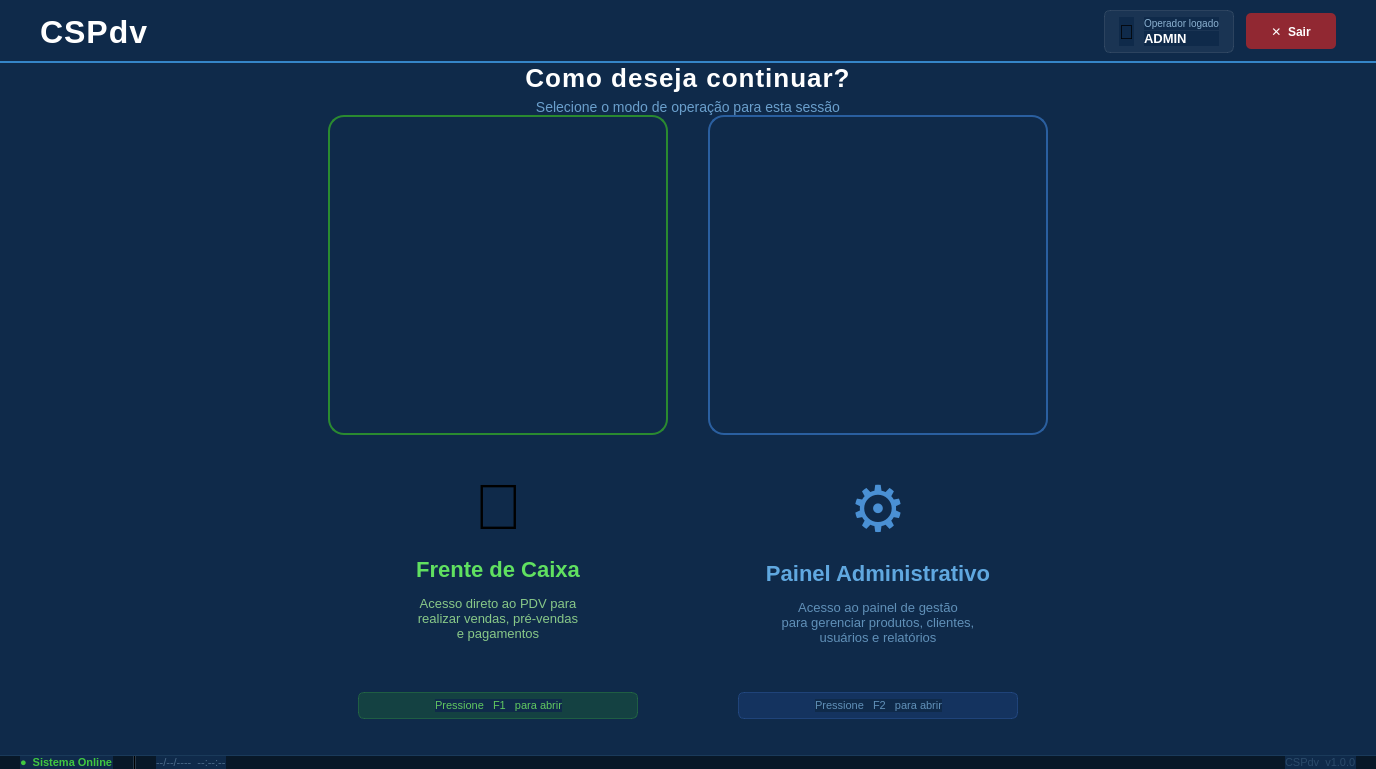
Before: the Qt Designer form ui/login/selecao_modo.ui in iuryruansc/cspdv, drawn with Qt 5.
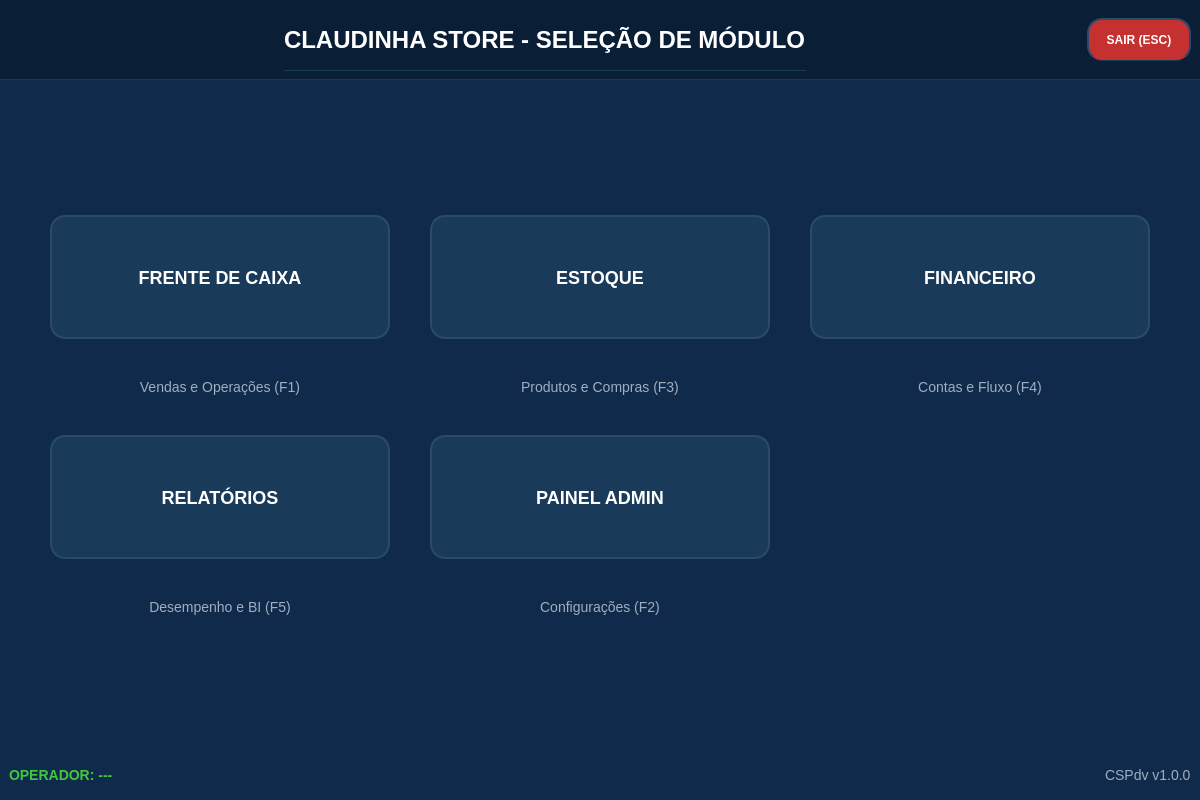
After: the same form once the commit is applied.

Patch:
```diff
--- a/ui/login/selecao_modo.ui
+++ b/ui/login/selecao_modo.ui
@@ -3,18 +3,49 @@
  <class>SelecaoModo</class>
  <widget class="QWidget" name="SelecaoModo">
   <property name="geometry">
-   <rect><x>0</x><y>0</y><width>1376</width><height>744</height></rect>
+   <rect>
+    <x>0</x>
+    <y>0</y>
+    <width>1200</width>
+    <height>800</height>
+   </rect>
   </property>
   <property name="windowTitle"><string>CSPdv - Selecionar Modo</string></property>
   <property name="styleSheet">
    <string notr="true">
     QWidget {
-     font-family: Arial;
-     background-color: #0f2a4a;
+        font-family: 'Segoe UI', Arial;
+        background-color: #0f2a4a;
+        color: white;
+    }
+    QPushButton {
+        background-color: #1a3a5a;
+        border: 2px solid #2a4a6a;
+        border-radius: 15px;
+        color: white;
+        font-size: 18px;
+        font-weight: bold;
+        min-height: 120px;
+        min-width: 200px;
+    }
+    QPushButton:hover {
+        background-color: #2a4a6a;
+        border-color: #3a6aaa;
+    }
+    QPushButton:pressed {
+        background-color: #0a1a2a;
+    }
+    QLabel#lblTitulo {
+        font-size: 24px;
+        font-weight: bold;
+        color: #ffffff;
+    }
+    QLabel {
+        font-size: 14px;
+        color: #a0aec0;
     }
    </string>
   </property>
-
   <layout class="QVBoxLayout" name="mainVLayout">
    <property name="spacing"><number>0</number></property>
    <property name="leftMargin"><number>0</number></property>
@@ -25,111 +56,63 @@
    <!-- ══ HEADER ══ -->
    <item>
     <widget class="QFrame" name="frameHeader">
-     <property name="minimumHeight"><number>72</number></property>
-     <property name="maximumHeight"><number>72</number></property>
+     <property name="minimumSize">
+      <size>
+       <width>0</width>
+       <height>80</height>
+      </size>
+     </property>
      <property name="styleSheet">
-      <string notr="true">
-       QFrame#frameHeader {
-        background: qlineargradient(x1:0,y1:0,x2:0,y2:1,
-         stop:0 #1a5fa0, stop:1 #0f2a4a);
-        border-bottom: 2px solid #3585c8;
-       }
-      </string>
+      <string notr="true">background-color: #0a1f35; border-bottom: 1px solid #1a3a5a;</string>
      </property>
-     <layout class="QHBoxLayout" name="headerHLayout">
-      <property name="spacing"><number>12</number></property>
-      <property name="leftMargin"><number>40</number></property>
-      <property name="topMargin"><number>10</number></property>
-      <property name="rightMargin"><number>40</number></property>
-      <property name="bottomMargin"><number>10</number></property>
-
-      <!-- Logo -->
+     <layout class="QHBoxLayout" name="headerLayout">
       <item>
-       <widget class="QLabel" name="lblLogo">
-        <property name="text"><string>CSPdv</string></property>
-        <property name="styleSheet">
-         <string notr="true">
-          color: white;
-          font-size: 32px;
-          font-weight: bold;
-          letter-spacing: 1px;
-         </string>
+       <spacer name="spacerLeft">
+        <property name="orientation">
+         <enum>Qt::Horizontal</enum>
         </property>
-       </widget>
-      </item>
-
-      <item>
-       <spacer name="headerSpacer">
-        <property name="orientation"><enum>Qt::Horizontal</enum></property>
-        <property name="sizeHint" stdset="0"><size><width>40</width><height>10</height></size></property>
+        <property name="sizeHint" stdset="0">
+         <size>
+          <width>0</width>
+          <height>0</height>
+         </size>
+        </property>
        </spacer>
       </item>
-
-      <!-- Info do operador -->
       <item>
-       <widget class="QFrame" name="frameOperadorInfo">
-        <property name="styleSheet">
-         <string notr="true">
-          QFrame#frameOperadorInfo {
-           background-color: rgba(255,255,255,12);
-           border: 1px solid rgba(255,255,255,25);
-           border-radius: 6px;
-          }
-         </string>
+       <widget class="QLabel" name="lblTitulo">
+        <property name="text">
+         <string>CLAUDINHA STORE - SELEÇÃO DE MÓDULO</string>
         </property>
-        <layout class="QHBoxLayout" name="operadorHL">
-         <property name="spacing"><number>10</number></property>
-         <property name="leftMargin"><number>14</number></property>
-         <property name="topMargin"><number>6</number></property>
-         <property name="rightMargin"><number>14</number></property>
-         <property name="bottomMargin"><number>6</number></property>
-         <item>
-          <widget class="QLabel" name="lblOperadorIcone">
-           <property name="text"><string>&#128100;</string></property>
-           <property name="styleSheet"><string notr="true">font-size:20px;</string></property>
-          </widget>
-         </item>
-         <item>
-          <layout class="QVBoxLayout">
-           <property name="spacing"><number>1</number></property>
-           <item>
-            <widget class="QLabel" name="lblOperadorLabel">
-             <property name="text"><string>Operador logado</string></property>
-             <property name="styleSheet"><string notr="true">font-size:10px;color:#8ab0d0;</string></property>
-            </widget>
-           </item>
-           <item>
-            <widget class="QLabel" name="lblOperadorNome">
-             <property name="text"><string>ADMIN</string></property>
-             <property name="styleSheet"><string notr="true">font-size:13px;font-weight:bold;color:white;</string></property>
-            </widget>
-           </item>
-          </layout>
-         </item>
-        </layout>
        </widget>
       </item>
-
-      <!-- Botão sair/trocar usuário -->
+      <item>
+       <spacer name="spacerRight">
+        <property name="orientation">
+         <enum>Qt::Horizontal</enum>
+        </property>
+        <property name="sizeHint" stdset="0">
+         <size>
+          <width>0</width>
+          <height>0</height>
+         </size>
+        </property>
+       </spacer>
+      </item>
       <item>
        <widget class="QPushButton" name="btnSairSessao">
-        <property name="text"><string>&#10005;  Sair</string></property>
-        <property name="minimumSize"><size><width>90</width><height>36</height></size></property>
+        <property name="minimumSize">
+         <size>
+          <width>104</width>
+          <height>43</height>
+         </size>
+        </property>
         <property name="styleSheet">
-         <string notr="true">
-          QPushButton {
-           background-color: rgba(200,40,40,180);
-           color: white;
-           font-size: 12px;
-           font-weight: bold;
-           border: none;
-           border-radius: 5px;
-           padding: 5px 14px;
-          }
-          QPushButton:hover  { background-color: rgba(220,50,50,220); }
-          QPushButton:pressed{ background-color: rgba(160,20,20,220); }
-         </string>
+         <string notr="true">background-color: #c53030; min-height: 40px; min-width: 100px; font-size: 12px;</string>
         </property>
+        <property name="text">
+         <string>SAIR (ESC)</string>
+        </property>
        </widget>
       </item>
 
@@ -139,477 +122,206 @@
 
    <!-- ══ ÁREA CENTRAL ══ -->
    <item>
-    <widget class="QWidget" name="widgetCentral">
-     <property name="styleSheet">
-      <string notr="true">QWidget#widgetCentral { background-color: transparent; }</string>
+    <spacer name="vSpacerTop">
+     <property name="orientation">
+      <enum>Qt::Vertical</enum>
      </property>
-     <layout class="QVBoxLayout" name="centralVLayout">
-      <property name="spacing"><number>0</number></property>
-      <property name="leftMargin"><number>0</number></property>
-      <property name="topMargin"><number>0</number></property>
-      <property name="rightMargin"><number>0</number></property>
-      <property name="bottomMargin"><number>0</number></property>
-
-      <!-- Espaçador topo -->
-      <item>
-       <spacer name="topSpacer">
-        <property name="orientation"><enum>Qt::Vertical</enum></property>
-        <property name="sizeHint" stdset="0"><size><width>10</width><height>40</height></size></property>
-       </spacer>
-      </item>
-
-      <!-- Título da seleção -->
-      <item>
-       <layout class="QVBoxLayout" name="titlesVLayout">
-        <property name="spacing"><number>6</number></property>
-        <item>
-         <widget class="QLabel" name="lblTituloSelecao">
-          <property name="text"><string>Como deseja continuar?</string></property>
-          <property name="alignment"><set>Qt::AlignCenter</set></property>
-          <property name="styleSheet">
-           <string notr="true">
-            color: white;
-            font-size: 26px;
-            font-weight: bold;
-            letter-spacing: 1px;
-           </string>
-          </property>
-         </widget>
-        </item>
-        <item>
-         <widget class="QLabel" name="lblSubtituloSelecao">
-          <property name="text"><string>Selecione o modo de operação para esta sessão</string></property>
-          <property name="alignment"><set>Qt::AlignCenter</set></property>
-          <property name="styleSheet">
-           <string notr="true">color: #6a9fcc; font-size: 14px;</string>
-          </property>
-         </widget>
-        </item>
-       </layout>
-      </item>
-
-      <!-- Espaçador -->
-      <item>
-       <spacer name="midSpacer">
-        <property name="orientation"><enum>Qt::Vertical</enum></property>
-        <property name="sizeHint" stdset="0"><size><width>10</width><height>30</height></size></property>
-       </spacer>
-      </item>
-
-      <!-- ══ CARDS DE SELEÇÃO ══ -->
-      <item>
-       <layout class="QHBoxLayout" name="cardsHLayout">
-        <property name="spacing"><number>40</number></property>
-        <property name="leftMargin"><number>120</number></property>
-        <property name="rightMargin"><number>120</number></property>
-
-        <!-- Espaçador lateral esquerdo -->
-        <item>
-         <spacer name="leftSpacer">
-          <property name="orientation"><enum>Qt::Horizontal</enum></property>
-          <property name="sizeHint" stdset="0"><size><width>20</width><height>10</height></size></property>
-         </spacer>
-        </item>
-
-        <!-- ─── CARD: FRENTE DE CAIXA ─── -->
-        <item>
-         <widget class="QPushButton" name="btnFrenteCaixa">
-          <property name="text"><string></string></property>
-          <property name="minimumSize"><size><width>340</width><height>320</height></size></property>
-          <property name="maximumSize"><size><width>400</width><height>340</height></size></property>
-          <property name="cursor">
-           <cursorShape>PointingHandCursor</cursorShape>
-          </property>
-          <property name="styleSheet">
-           <string notr="true">
-            QPushButton {
-             background: qlineargradient(x1:0,y1:0,x2:0,y2:1,
-              stop:0 #1a6020, stop:1 #0d3810);
-             border: 2px solid #2a8a30;
-             border-radius: 16px;
-            }
-            QPushButton:hover {
-             background: qlineargradient(x1:0,y1:0,x2:0,y2:1,
-              stop:0 #1e7025, stop:1 #104215);
-             border: 2px solid #40bb48;
-            }
-            QPushButton:pressed {
-             background: qlineargradient(x1:0,y1:0,x2:0,y2:1,
-              stop:0 #0d3810, stop:1 #061c08);
-             border: 2px solid #2a8a30;
-            }
-           </string>
-          </property>
-
-          <!-- Layout interno do card via QVBoxLayout no QPushButton não é
-               direto no .ui — usamos um QWidget filho posicionado -->
-         </widget>
-        </item>
-
-        <!-- Overlay do card Frente de Caixa (sobre o botão, via layout) -->
-        <!-- Como QPushButton não suporta layout filho no Qt Designer,
-             usamos um QFrame com layout por cima, posicionado via código.
-             A solução correta no .ui é usar QFrame clicável (mousePressEvent via código). -->
-
-        <!-- ─── CARD: PAINEL ADMINISTRATIVO ─── -->
-        <item>
-         <widget class="QPushButton" name="btnPainelAdmin">
-          <property name="text"><string></string></property>
-          <property name="minimumSize"><size><width>340</width><height>320</height></size></property>
-          <property name="maximumSize"><size><width>400</width><height>340</height></size></property>
-          <property name="cursor">
-           <cursorShape>PointingHandCursor</cursorShape>
-          </property>
-          <property name="styleSheet">
-           <string notr="true">
-            QPushButton {
-             background: qlineargradient(x1:0,y1:0,x2:0,y2:1,
-              stop:0 #1a3a6a, stop:1 #0d1e38);
-             border: 2px solid #2a5fa0;
-             border-radius: 16px;
-            }
-            QPushButton:hover {
-             background: qlineargradient(x1:0,y1:0,x2:0,y2:1,
-              stop:0 #1e4478, stop:1 #102244);
-             border: 2px solid #3585c8;
-            }
-            QPushButton:pressed {
-             background: qlineargradient(x1:0,y1:0,x2:0,y2:1,
-              stop:0 #0d1e38, stop:1 #060e1c);
-             border: 2px solid #2a5fa0;
-            }
-           </string>
-          </property>
-         </widget>
-        </item>
-
-        <!-- Espaçador lateral direito -->
-        <item>
-         <spacer name="rightSpacer">
-          <property name="orientation"><enum>Qt::Horizontal</enum></property>
-          <property name="sizeHint" stdset="0"><size><width>20</width><height>10</height></size></property>
-         </spacer>
-        </item>
-
-       </layout>
-      </item>
-
-      <!-- ══ CONTEÚDO DOS CARDS (frames sobrepostos via stacked approach) ══
-           Usamos QFrames independentes com o mesmo tamanho e posição
-           dos botões — populados via código com installEventFilter.
-           No Qt Designer, declaramos os frames de conteúdo aqui no layout
-           como widgets separados que serão posicionados por código (move/resize).
-           Para o .ui ficar funcional sozinho usamos um segundo QHBoxLayout
-           logo abaixo que replica as labels visíveis. -->
-
-      <!-- Labels de conteúdo dos cards — posicionados em cima dos botões por código -->
-      <item>
-       <layout class="QHBoxLayout" name="cardsContentHLayout">
-        <property name="spacing"><number>40</number></property>
-        <property name="leftMargin"><number>120</number></property>
-        <property name="rightMargin"><number>120</number></property>
-
-        <item>
-         <spacer name="leftSpacer2">
-          <property name="orientation"><enum>Qt::Horizontal</enum></property>
-          <property name="sizeHint" stdset="0"><size><width>20</width><height>10</height></size></property>
-         </spacer>
-        </item>
-
-        <!-- Conteúdo: Frente de Caixa -->
-        <item>
-         <widget class="QFrame" name="frameCardCaixa">
-          <property name="minimumSize"><size><width>340</width><height>320</height></size></property>
-          <property name="maximumSize"><size><width>400</width><height>340</height></size></property>
-          <property name="styleSheet">
-           <string notr="true">
-            QFrame#frameCardCaixa {
-             background: transparent;
-             border: none;
-            }
-           </string>
-          </property>
-          <!-- Desabilitar eventos de mouse para passar o clique ao QPushButton abaixo -->
-          <property name="focusPolicy"><enum>Qt::NoFocus</enum></property>
-          <layout class="QVBoxLayout" name="cardCaixaVLayout">
-           <property name="spacing"><number>14</number></property>
-           <property name="leftMargin"><number>30</number></property>
-           <property name="topMargin"><number>36</number></property>
-           <property name="rightMargin"><number>30</number></property>
-           <property name="bottomMargin"><number>36</number></property>
-
-           <!-- Ícone -->
-           <item>
-            <widget class="QLabel" name="lblIconeCaixa">
-             <property name="text"><string>&#128184;</string></property>
-             <property name="alignment"><set>Qt::AlignCenter</set></property>
-             <property name="styleSheet"><string notr="true">font-size:64px;</string></property>
-            </widget>
-           </item>
-
-           <!-- Título -->
-           <item>
-            <widget class="QLabel" name="lblTituloCaixa">
-             <property name="text"><string>Frente de Caixa</string></property>
-             <property name="alignment"><set>Qt::AlignCenter</set></property>
-             <property name="styleSheet">
-              <string notr="true">
-               color: #60e060;
-               font-size: 22px;
-               font-weight: bold;
-              </string>
-             </property>
-            </widget>
-           </item>
-
-           <!-- Descrição -->
-           <item>
-            <widget class="QLabel" name="lblDescCaixa">
-             <property name="text"><string>Acesso direto ao PDV para&#10;realizar vendas, pré-vendas&#10;e pagamentos</string></property>
-             <property name="alignment"><set>Qt::AlignCenter</set></property>
-             <property name="wordWrap"><bool>true</bool></property>
-             <property name="styleSheet">
-              <string notr="true">color: #88c888; font-size: 13px; line-height: 1.5;</string>
-             </property>
-            </widget>
-           </item>
-
-           <!-- Spacer -->
-           <item>
-            <spacer name="caixaInnerSpacer">
-             <property name="orientation"><enum>Qt::Vertical</enum></property>
-             <property name="sizeHint" stdset="0"><size><width>10</width><height>10</height></size></property>
-            </spacer>
-           </item>
-
-           <!-- Tecla de atalho -->
-           <item>
-            <widget class="QFrame" name="frameTeclaCaixa">
-             <property name="styleSheet">
-              <string notr="true">
-               QFrame#frameTeclaCaixa {
-                background-color: rgba(40,140,40,60);
-                border: 1px solid rgba(60,180,60,80);
-                border-radius: 6px;
-               }
-              </string>
-             </property>
-             <layout class="QHBoxLayout" name="teclaHL">
-              <property name="leftMargin"><number>10</number></property>
-              <property name="topMargin"><number>6</number></property>
-              <property name="rightMargin"><number>10</number></property>
-              <property name="bottomMargin"><number>6</number></property>
-              <item>
-               <spacer><property name="orientation"><enum>Qt::Horizontal</enum></property><property name="sizeHint" stdset="0"><size><width>10</width><height>10</height></size></property></spacer>
-              </item>
-              <item>
-               <widget class="QLabel" name="lblAtalhoCaixa">
-                <property name="text"><string>Pressione   F1   para abrir</string></property>
-                <property name="alignment"><set>Qt::AlignCenter</set></property>
-                <property name="styleSheet"><string notr="true">color:#60c860;font-size:11px;</string></property>
-               </widget>
-              </item>
-              <item>
-               <spacer><property name="orientation"><enum>Qt::Horizontal</enum></property><property name="sizeHint" stdset="0"><size><width>10</width><height>10</height></size></property></spacer>
-              </item>
-             </layout>
-            </widget>
-           </item>
-
-          </layout>
-         </widget>
-        </item>
-
-        <!-- Conteúdo: Painel Administrativo -->
-        <item>
-         <widget class="QFrame" name="frameCardAdmin">
-          <property name="minimumSize"><size><width>340</width><height>320</height></size></property>
-          <property name="maximumSize"><size><width>400</width><height>340</height></size></property>
-          <property name="styleSheet">
-           <string notr="true">
-            QFrame#frameCardAdmin {
-             background: transparent;
-             border: none;
-            }
-           </string>
-          </property>
-          <property name="focusPolicy"><enum>Qt::NoFocus</enum></property>
-          <layout class="QVBoxLayout" name="cardAdminVLayout">
-           <property name="spacing"><number>14</number></property>
-           <property name="leftMargin"><number>30</number></property>
-           <property name="topMargin"><number>36</number></property>
-           <property name="rightMargin"><number>30</number></property>
-           <property name="bottomMargin"><number>36</number></property>
-
-           <!-- Ícone -->
-           <item>
-            <widget class="QLabel" name="lblIconeAdmin">
-             <property name="text"><string>&#9881;</string></property>
-             <property name="alignment"><set>Qt::AlignCenter</set></property>
-             <property name="styleSheet"><string notr="true">font-size:64px;color:#4a90d4;</string></property>
-            </widget>
-           </item>
-
-           <!-- Título -->
-           <item>
-            <widget class="QLabel" name="lblTituloAdmin">
-             <property name="text"><string>Painel Administrativo</string></property>
-             <property name="alignment"><set>Qt::AlignCenter</set></property>
-             <property name="styleSheet">
-              <string notr="true">
-               color: #60a8e0;
-               font-size: 22px;
-               font-weight: bold;
-              </string>
-             </property>
-            </widget>
-           </item>
-
-           <!-- Descrição -->
-           <item>
-            <widget class="QLabel" name="lblDescAdmin">
-             <property name="text"><string>Acesso ao painel de gestão&#10;para gerenciar produtos, clientes,&#10;usuários e relatórios</string></property>
-             <property name="alignment"><set>Qt::AlignCenter</set></property>
-             <property name="wordWrap"><bool>true</bool></property>
-             <property name="styleSheet">
-              <string notr="true">color: #6090b8; font-size: 13px; line-height: 1.5;</string>
-             </property>
-            </widget>
-           </item>
-
-           <!-- Spacer -->
-           <item>
-            <spacer name="adminInnerSpacer">
-             <property name="orientation"><enum>Qt::Vertical</enum></property>
-             <property name="sizeHint" stdset="0"><size><width>10</width><height>10</height></size></property>
-            </spacer>
-           </item>
-
-           <!-- Tecla de atalho -->
-           <item>
-            <widget class="QFrame" name="frameTeclaAdmin">
-             <property name="styleSheet">
-              <string notr="true">
-               QFrame#frameTeclaAdmin {
-                background-color: rgba(40,80,160,60);
-                border: 1px solid rgba(60,110,200,80);
-                border-radius: 6px;
-               }
-              </string>
-             </property>
-             <layout class="QHBoxLayout" name="teclaAdminHL">
-              <property name="leftMargin"><number>10</number></property>
-              <property name="topMargin"><number>6</number></property>
-              <property name="rightMargin"><number>10</number></property>
-              <property name="bottomMargin"><number>6</number></property>
-              <item>
-               <spacer><property name="orientation"><enum>Qt::Horizontal</enum></property><property name="sizeHint" stdset="0"><size><width>10</width><height>10</height></size></property></spacer>
-              </item>
-              <item>
-               <widget class="QLabel" name="lblAtalhoAdmin">
-                <property name="text"><string>Pressione   F2   para abrir</string></property>
-                <property name="alignment"><set>Qt::AlignCenter</set></property>
-                <property name="styleSheet"><string notr="true">color:#6090b8;font-size:11px;</string></property>
-               </widget>
-              </item>
-              <item>
-               <spacer><property name="orientation"><enum>Qt::Horizontal</enum></property><property name="sizeHint" stdset="0"><size><width>10</width><height>10</height></size></property></spacer>
-              </item>
-             </layout>
-            </widget>
-           </item>
-
-          </layout>
-         </widget>
-        </item>
-
-        <item>
-         <spacer name="rightSpacer2">
-          <property name="orientation"><enum>Qt::Horizontal</enum></property>
-          <property name="sizeHint" stdset="0"><size><width>20</width><height>10</height></size></property>
-         </spacer>
-        </item>
-
-       </layout>
-      </item>
-
-      <!-- Espaçador inferior -->
-      <item>
-       <spacer name="bottomSpacer">
-        <property name="orientation"><enum>Qt::Vertical</enum></property>
-        <property name="sizeHint" stdset="0"><size><width>10</width><height>40</height></size></property>
-       </spacer>
-      </item>
-
-     </layout>
-    </widget>
+     <property name="sizeHint" stdset="0">
+      <size>
+       <width>0</width>
+       <height>0</height>
+      </size>
+     </property>
+    </spacer>
    </item>
-
-   <!-- ══ STATUS BAR ══ -->
    <item>
-    <widget class="QFrame" name="frameStatusBar">
-     <property name="minimumHeight"><number>36</number></property>
-     <property name="maximumHeight"><number>36</number></property>
-     <property name="styleSheet">
-      <string notr="true">
-       QFrame#frameStatusBar {
-        background-color: #081828;
-        border-top: 1px solid #1a3a5a;
-       }
-      </string>
+    <layout class="QGridLayout" name="layoutContent">
+     <property name="leftMargin">
+      <number>50</number>
      </property>
-     <layout class="QHBoxLayout" name="statusHLayout">
-      <property name="spacing"><number>20</number></property>
-      <property name="leftMargin"><number>20</number></property>
-      <property name="topMargin"><number>0</number></property>
-      <property name="rightMargin"><number>20</number></property>
-      <property name="bottomMargin"><number>0</number></property>
-
-      <!-- Indicador sistema online -->
+     <property name="rightMargin">
+      <number>50</number>
+     </property>
+     <property name="spacing">
+      <number>40</number>
+     </property>
+     <item row="0" column="0">
+      <layout class="QVBoxLayout" name="vboxPDV">
+       <item>
+        <widget class="QPushButton" name="btnFrenteCaixa">
+         <property name="toolTip">
+          <string>[F1] Acesso ao PDV</string>
+         </property>
+         <property name="text">
+          <string>FRENTE DE CAIXA</string>
+         </property>
+        </widget>
+       </item>
+       <item>
+        <widget class="QLabel" name="lblFrenteCaixa">
+         <property name="text">
+          <string>Vendas e Operações (F1)</string>
+         </property>
+         <property name="alignment">
+          <set>Qt::AlignCenter</set>
+         </property>
+        </widget>
+       </item>
+      </layout>
+     </item>
+     <item row="0" column="1">
+      <layout class="QVBoxLayout" name="vboxEstoque">
+       <item>
+        <widget class="QPushButton" name="btnEstoque">
+         <property name="toolTip">
+          <string>[F3] Gestão de Produtos</string>
+         </property>
+         <property name="text">
+          <string>ESTOQUE</string>
+         </property>
+        </widget>
+       </item>
+       <item>
+        <widget class="QLabel" name="lblEstoque">
+         <property name="text">
+          <string>Produtos e Compras (F3)</string>
+         </property>
+         <property name="alignment">
+          <set>Qt::AlignCenter</set>
+         </property>
+        </widget>
+       </item>
+      </layout>
+     </item>
+     <item row="0" column="2">
+      <layout class="QVBoxLayout" name="vboxFinanceiro">
+       <item>
+        <widget class="QPushButton" name="btnFinanceiro">
+         <property name="toolTip">
+          <string>[F4] Fluxo de Caixa</string>
+         </property>
+         <property name="text">
+          <string>FINANCEIRO</string>
+         </property>
+        </widget>
+       </item>
+       <item>
+        <widget class="QLabel" name="lblFinanceiro">
+         <property name="text">
+          <string>Contas e Fluxo (F4)</string>
+         </property>
+         <property name="alignment">
+          <set>Qt::AlignCenter</set>
+         </property>
+        </widget>
+       </item>
+      </layout>
+     </item>
+     <item row="1" column="0">
+      <layout class="QVBoxLayout" name="vboxRelatorios">
+       <item>
+        <widget class="QPushButton" name="btnRelatorios">
+         <property name="toolTip">
+          <string>[F5] Indicadores de Venda</string>
+         </property>
+         <property name="text">
+          <string>RELATÓRIOS</string>
+         </property>
+        </widget>
+       </item>
+       <item>
+        <widget class="QLabel" name="lblRelatorios">
+         <property name="text">
+          <string>Desempenho e BI (F5)</string>
+         </property>
+         <property name="alignment">
+          <set>Qt::AlignCenter</set>
+         </property>
+        </widget>
+       </item>
+      </layout>
+     </item>
+     <item row="1" column="1">
+      <layout class="QVBoxLayout" name="vboxAdmin">
+       <item>
+        <widget class="QPushButton" name="btnPainelAdmin">
+         <property name="toolTip">
+          <string>[F2] Configurações do Sistema</string>
+         </property>
+         <property name="text">
+          <string>PAINEL ADMIN</string>
+         </property>
+        </widget>
+       </item>
+       <item>
+        <widget class="QLabel" name="lblPainelAdmin">
+         <property name="text">
+          <string>Configurações (F2)</string>
+         </property>
+         <property name="alignment">
+          <set>Qt::AlignCenter</set>
+         </property>
+        </widget>
+       </item>
+      </layout>
+     </item>
+    </layout>
+   </item>
+   <item>
+    <spacer name="vSpacerBottom">
+     <property name="orientation">
+      <enum>Qt::Vertical</enum>
+     </property>
+     <property name="sizeHint" stdset="0">
+      <size>
+       <width>0</width>
+       <height>0</height>
+      </size>
+     </property>
+    </spacer>
+   </item>
+   <item>
+    <widget class="QFrame" name="frameFooter">
+     <property name="minimumSize">
+      <size>
+       <width>0</width>
+       <height>50</height>
+      </size>
+     </property>
+     <layout class="QHBoxLayout" name="footerLayout">
       <item>
-       <widget class="QLabel" name="lblStatusSistema">
-        <property name="text"><string>&#9679;  Sistema Online</string></property>
-        <property name="styleSheet"><string notr="true">color:#40c840;font-size:11px;font-weight:bold;</string></property>
+       <widget class="QLabel" name="lblOperadorNome">
+        <property name="styleSheet">
+         <string notr="true">font-weight: bold; color: #40c840;</string>
+        </property>
+        <property name="text">
+         <string>OPERADOR: ---</string>
+        </property>
        </widget>
       </item>
-
-      <!-- Separador -->
       <item>
-       <widget class="QFrame" name="frameSepStatus">
-        <property name="minimumWidth"><number>1</number></property>
-        <property name="maximumWidth"><number>1</number></property>
-        <property name="styleSheet"><string notr="true">background-color:#2a3a4a;</string></property>
-        <property name="frameShape"><enum>QFrame::VLine</enum></property>
-       </widget>
-      </item>
-
-      <!-- Data/Hora -->
-      <item>
-       <widget class="QLabel" name="lblDataHora">
-        <property name="text"><string>--/--/----  --:--:--</string></property>
-        <property name="styleSheet"><string notr="true">color:#4a6a8a;font-size:11px;</string></property>
-       </widget>
-      </item>
-
-      <item>
-       <spacer name="statusSpacer">
-        <property name="orientation"><enum>Qt::Horizontal</enum></property>
-        <property name="sizeHint" stdset="0"><size><width>40</width><height>10</height></size></property>
+       <spacer name="spacerFooter">
+        <property name="orientation">
+         <enum>Qt::Horizontal</enum>
+        </property>
+        <property name="sizeHint" stdset="0">
+         <size>
+          <width>0</width>
+          <height>0</height>
+         </size>
+        </property>
        </spacer>
       </item>
-
-      <!-- Sistema -->
       <item>
        <widget class="QLabel" name="lblVersao">
-        <property name="text"><string>CSPdv  v1.0.0</string></property>
-        <property name="styleSheet"><string notr="true">color:#2a4a6a;font-size:11px;</string></property>
+        <property name="text">
+         <string>CSPdv v1.0.0</string>
+        </property>
        </widget>
       </item>
-
      </layout>
     </widget>
    </item>
-
   </layout>
  </widget>
 
```
Left out of the diff: 30 changed lines with no effect on the pictures.
